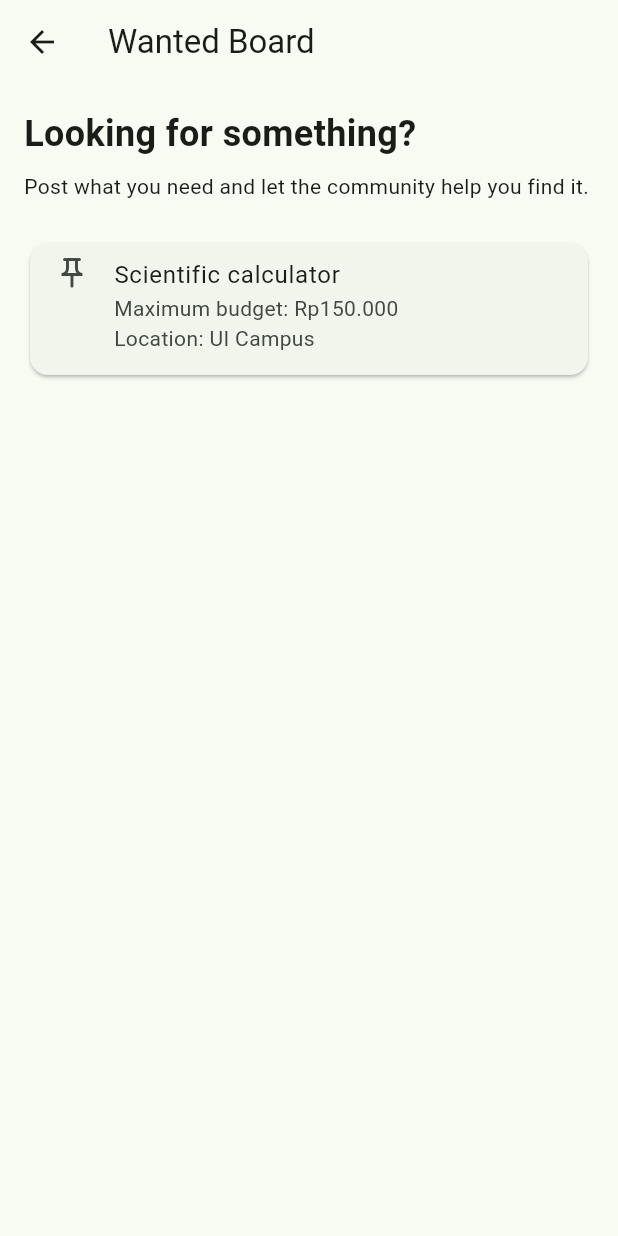
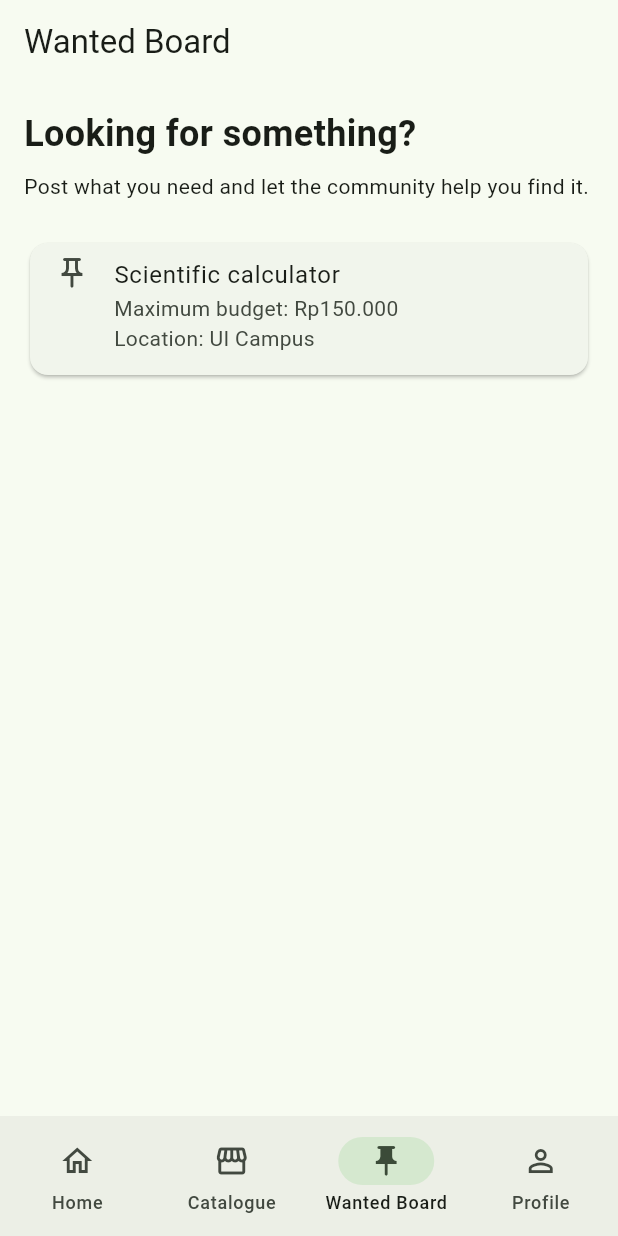
Before and after one commit to Tugas-Kelompok-C10/Yelloved_Mobile, a Flutter app: the screen it shows after launch, after a tap on "Wanted Board", on a phone screen of 412 x 824 dp. Run offline on Flutter 3.47's test engine with Material 3 defaults, Android fonts, the phone set to English and light mode, and no system bars.

Commit message:
feat: add bottom navigation for main mobile pages

```diff
--- a/lib/menu.dart
+++ b/lib/menu.dart
@@ -15,16 +15,69 @@ class MyHomePage extends StatefulWidget {
 }
 
 class _MyHomePageState extends State<MyHomePage> {
+  int _selectedIndex = 0;
+
+  void _selectTab(int index) {
+    FocusScope.of(context).unfocus();
+    setState(() {
+      _selectedIndex = index;
+    });
+  }
+
   @override
   Widget build(BuildContext context) {
     return Scaffold(
-      appBar: AppBar(
-        backgroundColor: Theme.of(context).colorScheme.inversePrimary,
-        title: Text(widget.title),
+      appBar: _selectedIndex == 0
+          ? AppBar(
+              backgroundColor: Theme.of(context).colorScheme.inversePrimary,
+              title: Text(widget.title),
+            )
+          : null,
+      // Keep each page mounted so switching tabs preserves its form/scroll state.
+      body: IndexedStack(
+        index: _selectedIndex,
+        children: [
+          _buildHome(),
+          const ItemsPage(),
+          const WantedBoardPage(),
+          const AccountProfilePage(),
+        ],
       ),
-      body: Center(
+      bottomNavigationBar: NavigationBar(
+        selectedIndex: _selectedIndex,
+        onDestinationSelected: _selectTab,
+        destinations: const [
+          NavigationDestination(
+            icon: Icon(Icons.home_outlined),
+            selectedIcon: Icon(Icons.home),
+            label: 'Home',
+          ),
+          NavigationDestination(
+            icon: Icon(Icons.storefront_outlined),
+            selectedIcon: Icon(Icons.storefront),
+            label: 'Catalogue',
+          ),
+          NavigationDestination(
+            icon: Icon(Icons.push_pin_outlined),
+            selectedIcon: Icon(Icons.push_pin),
+            label: 'Wanted Board',
+          ),
+          NavigationDestination(
+            icon: Icon(Icons.person_outline),
+            selectedIcon: Icon(Icons.person),
+            label: 'Profile',
+          ),
+        ],
+      ),
+    );
+  }
+
+  Widget _buildHome() {
+    return Center(
+      child: SingleChildScrollView(
+        padding: const EdgeInsets.all(24),
         child: Column(
-          mainAxisAlignment: MainAxisAlignment.center,
+          mainAxisSize: MainAxisSize.min,
           children: [
             const Text(
               'Give good things another love.',
@@ -33,40 +86,19 @@ class _MyHomePageState extends State<MyHomePage> {
             ),
             const SizedBox(height: 24),
             FilledButton.icon(
-              onPressed: () {
-                Navigator.push(
-                  context,
-                  MaterialPageRoute(
-                    builder: (context) => const WantedBoardPage(),
-                  ),
-                );
-              },
+              onPressed: () => _selectTab(2),
               icon: const Icon(Icons.push_pin_outlined),
               label: const Text('Wanted Board'),
             ),
             const SizedBox(height: 12),
             FilledButton.icon(
-              onPressed: () {
-                Navigator.push(
-                  context,
-                  MaterialPageRoute(
-                    builder: (context) => const ItemsPage(),
-                  ),
-                );
-              },
+              onPressed: () => _selectTab(1),
               icon: const Icon(Icons.storefront_outlined),
               label: const Text('Catalogue'),
             ),
             const SizedBox(height: 12),
             OutlinedButton.icon(
-              onPressed: () {
-                Navigator.push(
-                  context,
-                  MaterialPageRoute(
-                    builder: (context) => const AccountProfilePage(),
-                  ),
-                );
-              },
+              onPressed: () => _selectTab(3),
               icon: const Icon(Icons.person_outline),
               label: const Text('Account & Profile'),
             ),
```
Also changed, not shown: 1 other file.
